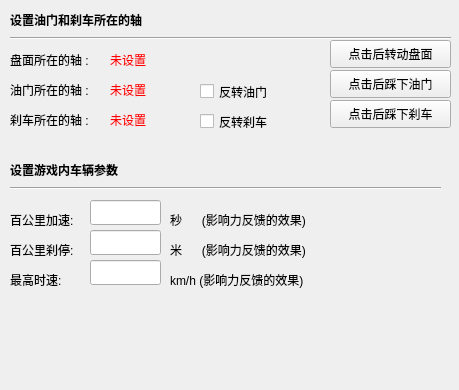
This is ForceFeedbackSettingsWindow.ui in InsistonTan/KeyMappingsTool as Qt 5 draws it before an edit. The edited form follows.
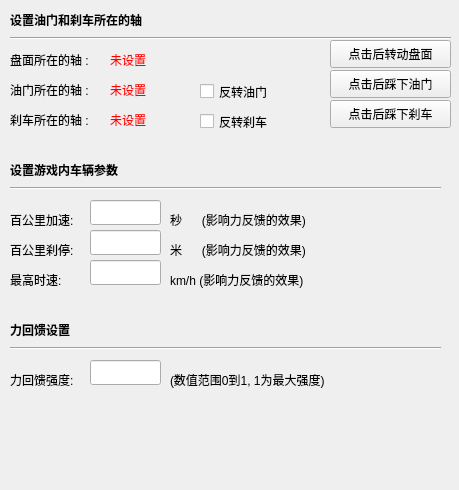
This is the edited form.

Commit message: [add]力反馈模拟设置增加 "力反馈强度"设置选项

Patch:
```diff
--- a/ForceFeedbackSettingsWindow.ui
+++ b/ForceFeedbackSettingsWindow.ui
@@ -7,7 +7,7 @@
     <x>0</x>
     <y>0</y>
     <width>459</width>
-    <height>390</height>
+    <height>490</height>
    </rect>
   </property>
   <property name="windowTitle">
@@ -344,6 +344,74 @@
      <string>点击后转动盘面</string>
     </property>
    </widget>
+   <widget class="Line" name="line_3">
+    <property name="geometry">
+     <rect>
+      <x>10</x>
+      <y>340</y>
+      <width>431</width>
+      <height>16</height>
+     </rect>
+    </property>
+    <property name="orientation">
+     <enum>Qt::Orientation::Horizontal</enum>
+    </property>
+   </widget>
+   <widget class="QLabel" name="label_15">
+    <property name="geometry">
+     <rect>
+      <x>10</x>
+      <y>320</y>
+      <width>171</width>
+      <height>19</height>
+     </rect>
+    </property>
+    <property name="font">
+     <font>
+      <pointsize>9</pointsize>
+      <bold>true</bold>
+     </font>
+    </property>
+    <property name="text">
+     <string>力回馈设置</string>
+    </property>
+   </widget>
+   <widget class="QLabel" name="label_16">
+    <property name="geometry">
+     <rect>
+      <x>10</x>
+      <y>370</y>
+      <width>91</width>
+      <height>19</height>
+     </rect>
+    </property>
+    <property name="text">
+     <string>力回馈强度: </string>
+    </property>
+   </widget>
+   <widget class="QLabel" name="label_17">
+    <property name="geometry">
+     <rect>
+      <x>170</x>
+      <y>370</y>
+      <width>211</width>
+      <height>19</height>
+     </rect>
+    </property>
+    <property name="text">
+     <string>(数值范围0到1, 1为最大强度)</string>
+    </property>
+   </widget>
+   <widget class="QLineEdit" name="lineEdit_4">
+    <property name="geometry">
+     <rect>
+      <x>90</x>
+      <y>360</y>
+      <width>71</width>
+      <height>25</height>
+     </rect>
+    </property>
+   </widget>
   </widget>
  </widget>
  <resources/>
```
The commit also changes 5 other files.
